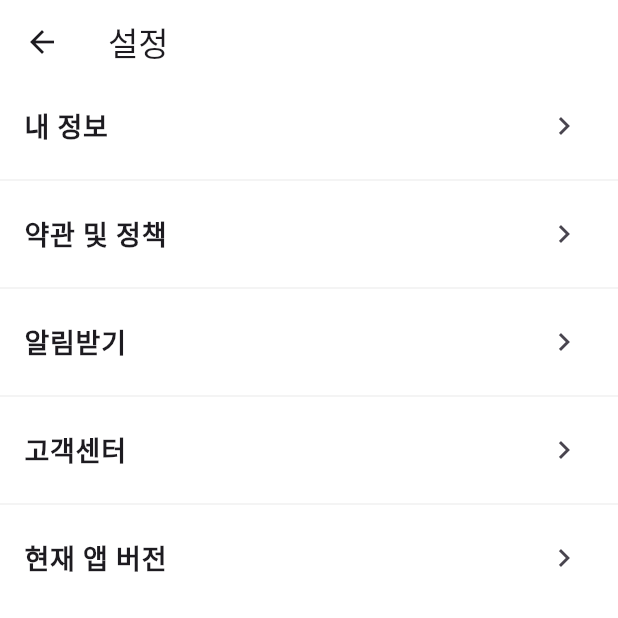
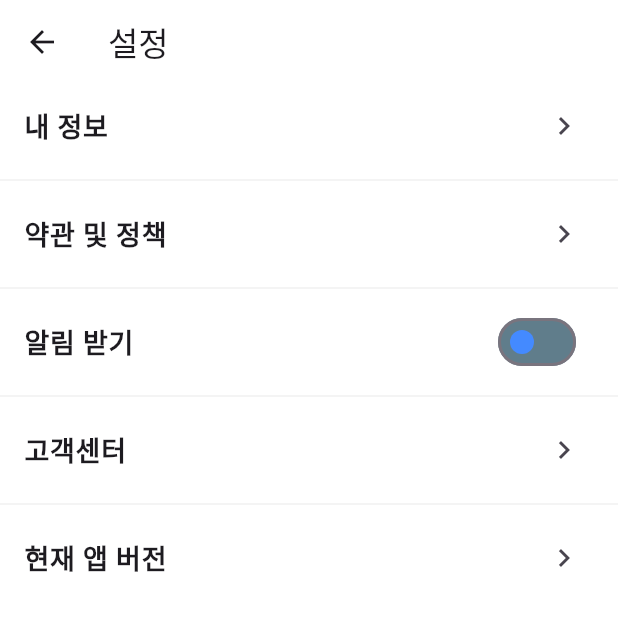
Before and after one commit to jeonghyun77/apt, a Flutter app: the Mypage screen opened directly, on a phone screen of 412 x 824 dp, the top half of it. Run offline on Flutter 3.47's test engine with Material 3 defaults, Android fonts, the phone set to English and light mode, and no system bars; our stand-ins replace firebase_auth, firebase_core, flutter_native_splash; accounts and stored records are empty.

Commit message:
로그인까지 완

```diff
--- a/lib/mypage.dart
+++ b/lib/mypage.dart
@@ -1,4 +1,5 @@
 import 'package:apt/user/join.dart';
+import 'package:apt/user/singin.dart';
 import 'package:flutter/material.dart';
 
 class Mypage extends StatefulWidget {
@@ -13,7 +14,7 @@
   final List<Map<String, dynamic>> _mylist = [
     {'title': '내 정보', 'page': JoinPage},
     {'title': '약관 및 정책', 'page': JoinPage},
-    {'title': '알림받기', 'page': JoinPage},
+    {'title': '알림 받기', 'page': SinginPage},
     {'title': '고객센터', 'page': JoinPage},
     {'title': '현재 앱 버전', 'page': JoinPage},
   ];
```
